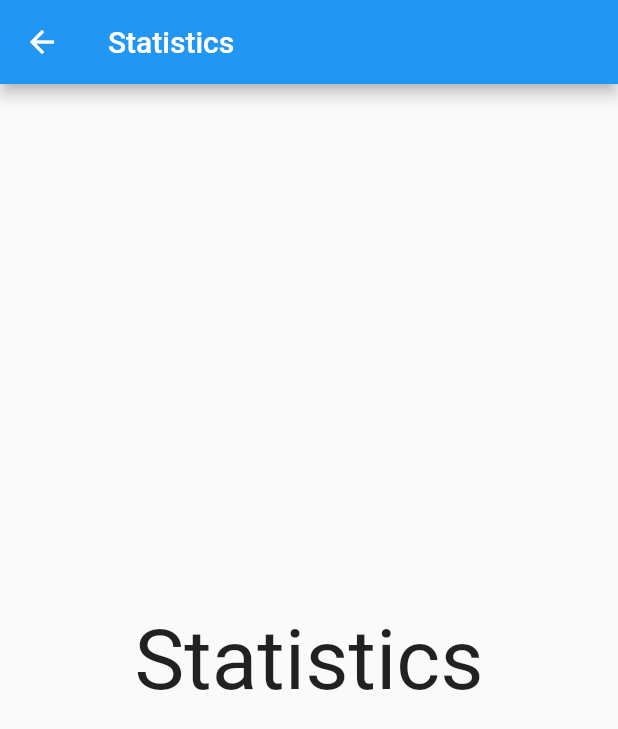
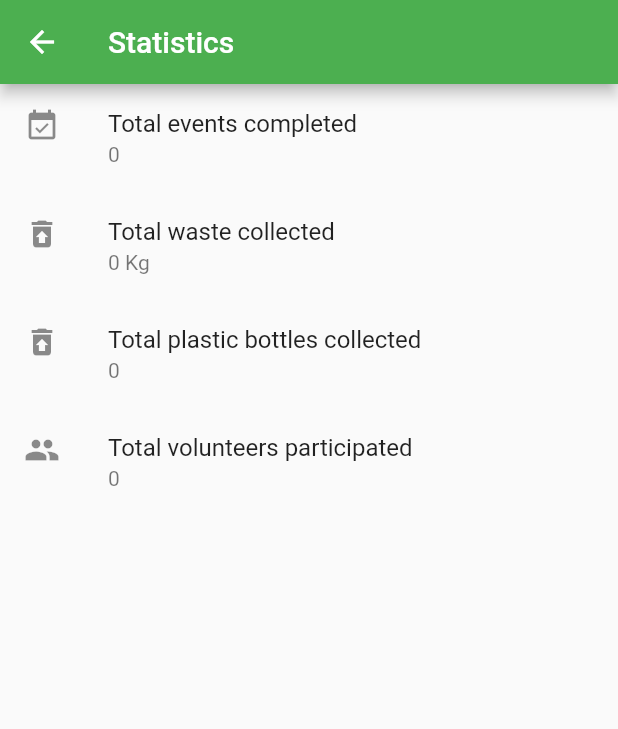
Before and after one commit to GDSC-ADEK/gdsc-solution, a Flutter app: the StatisticsScreen screen opened directly, on a phone screen of 412 x 824 dp. Shown: the top 729 px of the screen. Run offline on Flutter 3.47's test engine with Material 2 defaults, Android fonts, the phone set to English and light mode, and no system bars; our stand-ins replace camera, cloud_firestore, firebase_auth, firebase_core, firebase_storage, flutter_local_notifications and 3 more; accounts and stored records are empty; network calls fail.

Commit message:
feat: Statistics Statistics show some stats now. Also, theme primary color switched to green.

```diff
--- a/lib/main.dart
+++ b/lib/main.dart
@@ -25,7 +25,6 @@ import 'package:firebase_auth/firebase_auth.dart';
 import 'firebase_options.dart';
 import 'database.dart';
 import "models/location.dart";
-import "models/locationtype.dart";
 import 'models/events.dart';
 import 'models/role.dart';
 import 'map_widgets.dart';
@@ -179,6 +178,10 @@ class MyApp extends StatelessWidget {
         create: (context) => MyAppState(),
         //child: MaterialApp(home: LoginScreen()),
         child: MaterialApp(
+          theme: ThemeData(
+            primaryColor: Colors.green,
+            primarySwatch: Colors.green
+          ),
             home: FutureBuilder(
           future:
               Firebase.initializeApp(options: DefaultFirebaseOptions.android),
@@ -237,7 +240,6 @@ class _LoginScreenState extends State<LoginScreen> {
                   return LinearProgressIndicator();
                 if (!snapshot.hasData || snapshot.data == null)
                   return Text('Role snapshot has no data');
-                print(snapshot.data!.toString());
                 final r = Role.fromSnapshot(snapshot.data!);
                 if (RequestNGO && !r.members.contains(userID)) {
                   String? encodeQueryParameters(Map<String, String> params) {
@@ -425,7 +427,7 @@ class EventScreenDrawer extends StatelessWidget {
           children: [
             DrawerHeader(
               decoration: BoxDecoration(
-                color: Colors.blue,
+                color: Colors.green,
               ),
               child: Text(
                 'Drawer',
@@ -678,8 +680,7 @@ class _EventDetailState extends State<EventDetail> {
                     if (snapshot.connectionState == ConnectionState.done) {
                       Map<String, dynamic> data =
                           snapshot.data!.data() as Map<String, dynamic>;
-                      return RaisedButton(
-                        color: Colors.blue,
+                      return ElevatedButton(
                         onPressed: () {
                           Navigator.push(
                               context,
@@ -759,7 +760,6 @@ class _OrganizeScreenState extends State<OrganizeScreen> {
   }
 
   Widget build(BuildContext context) {
-    print(loc.longitude);
     return Scaffold(
         appBar: AppBar(
           title: Text('Organize'),
@@ -806,7 +806,7 @@ class _OrganizeScreenState extends State<OrganizeScreen> {
                                         LocationPickerMap(locationCallback))));
                       },
                       child: ListTile(
-                        title: Text((loc == GeoPoint(0,0))
+                        title: Text((loc == GeoPoint(0, 0))
                             ? "Pick location"
                             : "Picked location (lt:${loc.latitude.toStringAsFixed(3)},lng: ${loc.longitude.toStringAsFixed(3)}) (Change)"),
                       ),
@@ -872,7 +872,6 @@ class _OrganizeScreenState extends State<OrganizeScreen> {
               ElevatedButton(
                   onPressed: () async {
                     // Validate returns true if the form is valid, or false otherwise.
-                    print('sending');
                     if (_formKey.currentState!.validate()) {
                       if (beforePictures.length < 1) {
                         ScaffoldMessenger.of(context).showSnackBar(
@@ -899,7 +898,7 @@ class _OrganizeScreenState extends State<OrganizeScreen> {
                       }
                       Event e = Event(
                         name!,
-                        'TEST UPLOAD FROM APP: ' + description!,
+                        description!,
                         false,
                         true,
                         DateTime.now(),
@@ -927,16 +926,62 @@ class _OrganizeScreenState extends State<OrganizeScreen> {
 }
 
 class StatisticsScreen extends StatelessWidget {
+  StatisticsScreen();
+
   Widget build(BuildContext context) {
+    return StreamBuilder<QuerySnapshot>(
+        stream: db.getEvents(completed: true, published: true),
+        builder: (context, snapshot) {
+          if (snapshot.hasError) {
+            return Text("Something went wrong");
+          }
+          if (snapshot.connectionState == ConnectionState.waiting) {
+            return LinearProgressIndicator();
+          }
+          num totalVolunteers = 0;
+          num totalWasteCollected = 0;
+          num totalEventsCompleted = 0;
+          num plasticBottlesCollected = 0;
+          var docs = snapshot.data?.docs;
+
+          for (var esnapshot in docs!) {
+            var event = Event.fromSnapshot(esnapshot);
+            totalVolunteers += event.participants.length;
+            totalWasteCollected += event.garbageCollected;
+            plasticBottlesCollected += event.numPlasticBottles;
+            totalEventsCompleted += 1;
+          }
           return Scaffold(
             appBar: AppBar(title: Text('Statistics')),
             body: Center(
-        child: Text(
-          'Statistics',
-          textScaleFactor: 4,
+                child: ListView(
+              children: [
+                Center(
+                  child: ListTile(
+                    leading: Icon(Icons.event_available),
+                    title: Text("Total events completed"),
+                    subtitle: Text(totalEventsCompleted.toString()),
                   ),
                 ),
+                ListTile(
+                  leading: Icon(Icons.restore_from_trash),
+                  title: Text("Total waste collected"),
+                  subtitle: Text(totalWasteCollected.toString() + " Kg"),
+                ),
+                ListTile(
+                  leading: Icon(Icons.restore_from_trash),
+                  title: Text("Total plastic bottles collected"),
+                  subtitle: Text(plasticBottlesCollected.toString()),
+                ),
+                ListTile(
+                  leading: Icon(Icons.people),
+                  title: Text("Total volunteers participated"),
+                  subtitle: Text(totalVolunteers.toString()),
+                )
+              ],
+            )),
           );
+        });
   }
 }
 
@@ -1105,7 +1150,6 @@ class _WrapUpScreenState extends State<WrapUpScreen> {
               ElevatedButton(
                   onPressed: () async {
                     // Validate returns true if the form is valid, or false otherwise.
-                    print('sending');
                     if (_formKey.currentState!.validate()) {
                       if (afterPics.length < 1) {
                         ScaffoldMessenger.of(context).showSnackBar(
```
Also changed, not shown: assets/map-trashbin.png (added). Lines whose indentation alone changed are shown as unchanged.
